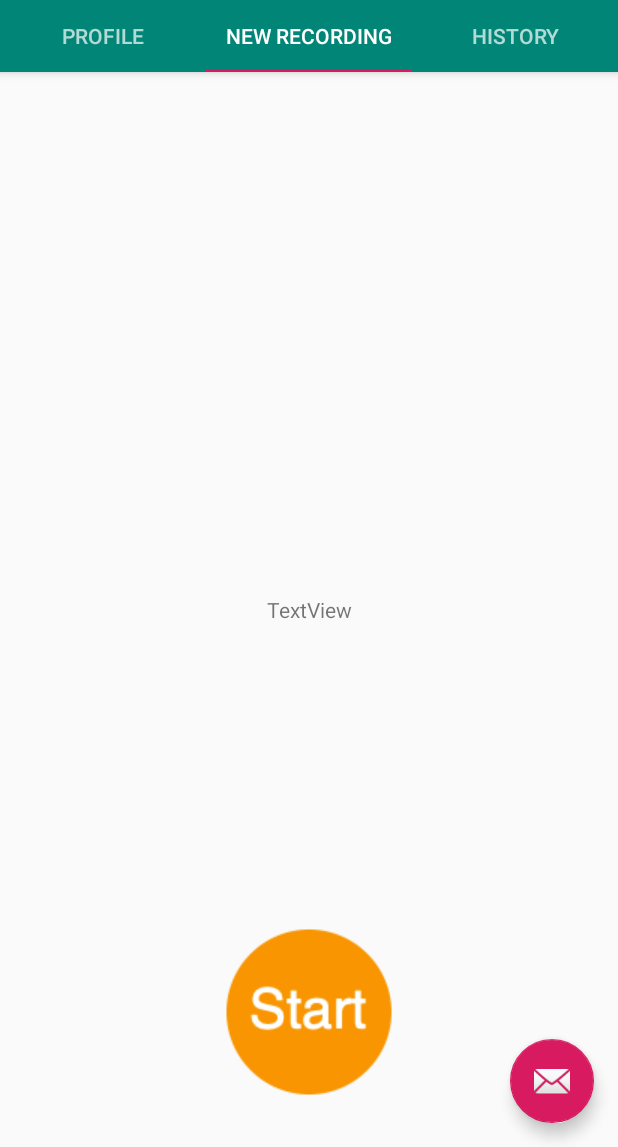
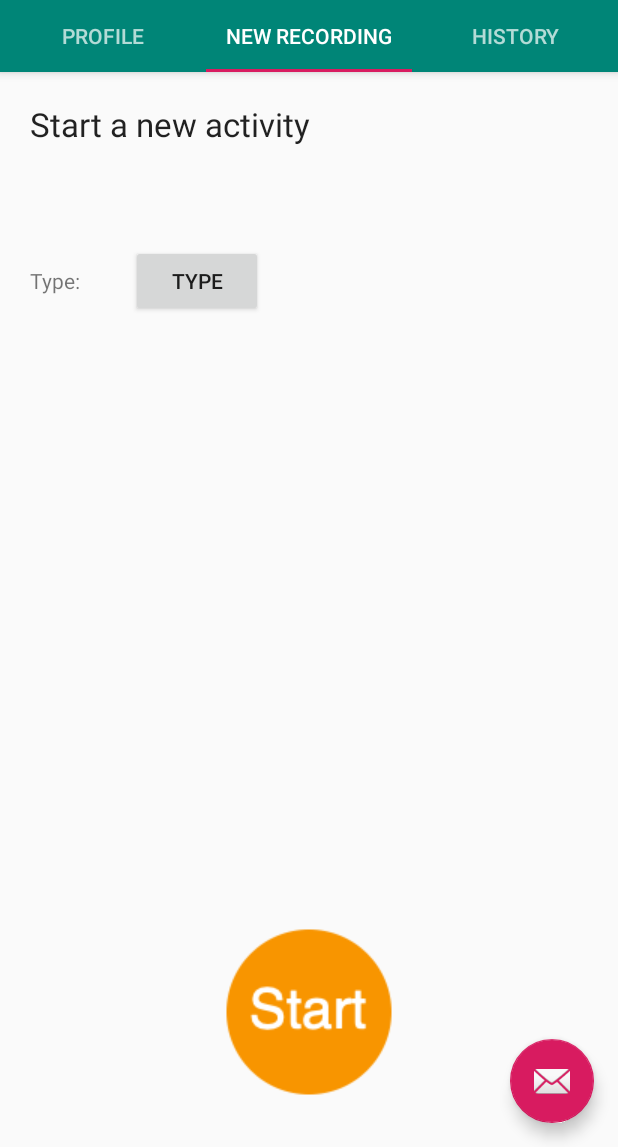
Before and after one commit to dinotuku/INTREK, an Android app: the MainActivity screen opened directly, with no data from a screen before it, tab 2 chosen, on a phone screen of 412 x 824 dp, the part 89-1236 px from its top. Run offline under Robolectric (Android 15) with nearby library versions, the phone set to English and light mode, and no system bars.

Commit message:
Created a list to select the type of activity. Some of the logic and most of the layout still remains to be done (for this list !)

```diff
--- /dev/null
+++ b/app/src/main/res/drawable/background_selected.xml
@@ -0,0 +1,5 @@
+<?xml version="1.0" encoding="utf-8"?>
+<selector xmlns:android="http://schemas.android.com/apk/res/android">
+    <item android:state_selected="true" android:drawable="@color/pressed_color" />
+    <item android:drawable="@color/default_color" />
+</selector>
--- a/app/src/main/res/layout/fragment_new_recording.xml
+++ b/app/src/main/res/layout/fragment_new_recording.xml
@@ -11,10 +11,11 @@
         android:id="@+id/testTextView"
         android:layout_width="wrap_content"
         android:layout_height="wrap_content"
-        android:text="TextView"
-        app:layout_constraintBottom_toBottomOf="parent"
-        app:layout_constraintEnd_toEndOf="parent"
-        app:layout_constraintHorizontal_bias="0.5"
+        android:layout_marginStart="20dp"
+        android:layout_marginLeft="20dp"
+        android:layout_marginTop="20dp"
+        android:text="Start a new activity"
+        android:textAppearance="@style/TextAppearance.AppCompat.Large"
         app:layout_constraintStart_toStartOf="parent"
         app:layout_constraintTop_toTopOf="parent" />
 
@@ -30,5 +31,25 @@
         app:layout_constraintHorizontal_bias="0.5"
         app:layout_constraintStart_toStartOf="parent" />
 
+    <TextView
+        android:id="@+id/textView"
+        android:layout_width="wrap_content"
+        android:layout_height="wrap_content"
+        android:layout_marginTop="80dp"
+        android:text="Type: "
+        app:layout_constraintStart_toStartOf="@+id/testTextView"
+        app:layout_constraintTop_toBottomOf="@+id/testTextView" />
+
+    <Button
+        android:id="@+id/activityTypeButton"
+        android:layout_width="wrap_content"
+        android:layout_height="wrap_content"
+        android:layout_marginStart="30dp"
+        android:layout_marginLeft="30dp"
+        android:text="Type"
+        app:layout_constraintBottom_toBottomOf="@+id/textView"
+        app:layout_constraintStart_toEndOf="@+id/textView"
+        app:layout_constraintTop_toTopOf="@+id/textView" />
+
 
 </androidx.constraintlayout.widget.ConstraintLayout>
--- a/app/src/main/res/values/colors.xml
+++ b/app/src/main/res/values/colors.xml
@@ -3,4 +3,6 @@
     <color name="colorPrimary">#008577</color>
     <color name="colorPrimaryDark">#00574B</color>
     <color name="colorAccent">#D81B60</color>
+    <color name="pressed_color">#4d90fe</color>
+    <color name="default_color">#ffffff</color>
 </resources>
--- a/app/src/main/res/values/styles.xml
+++ b/app/src/main/res/values/styles.xml
@@ -14,7 +14,11 @@
     </style>
 
     <style name="AppTheme.AppBarOverlay" parent="ThemeOverlay.AppCompat.Dark.ActionBar" />
-
     <style name="AppTheme.PopupOverlay" parent="ThemeOverlay.AppCompat.Light" />
 
+    <style name="AppTheme.CustomTheme">
+        <item name="android:windowIsTranslucent">true</item>
+        <item name="android:windowCloseOnTouchOutside">true</item>
+    </style>
+
 </resources>
```
Also changed, not shown: app/src/main/AndroidManifest.xml (+9 -2 lines), app/src/main/java/com/example/intrek/ui/main/NewRecordingFragment.java (+37 -0 lines), app/src/main/java/com/example/intrek/ui/main/TypePickerPopUp.java (added, +94 -0 lines), app/src/main/res/layout/dialog_type_picker.xml (added, +34 -0 lines), app/src/main/res/layout/row_activity_type.xml (added, +16 -0 lines).
